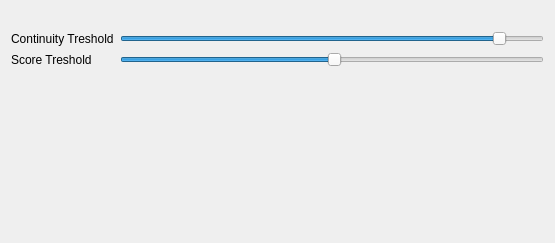
Qt form cbr/msa/visual/ScoreByLongInserts.ui (TUM-CBR/pymol-plugins) before a commit.
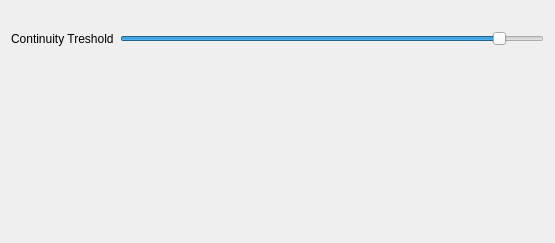
The same form after that commit.

The edit to the form file:
```diff
--- a/cbr/msa/visual/ScoreByLongInserts.ui
+++ b/cbr/msa/visual/ScoreByLongInserts.ui
@@ -38,24 +38,7 @@
      </property>
     </widget>
    </item>
-   <item row="2" column="1">
-    <widget class="QSlider" name="scoreTresholdSlider">
-     <property name="value">
-      <number>50</number>
-     </property>
-     <property name="orientation">
-      <enum>Qt::Horizontal</enum>
-     </property>
-    </widget>
-   </item>
-   <item row="2" column="0">
-    <widget class="QLabel" name="label_2">
-     <property name="text">
-      <string>Score Treshold</string>
-     </property>
-    </widget>
-   </item>
-   <item row="3" column="0" colspan="2">
+   <item row="2" column="0" colspan="2">
     <spacer name="verticalSpacer">
      <property name="orientation">
       <enum>Qt::Vertical</enum>
```
Left out of the diff: 31 changed lines with no effect on the pictures.
